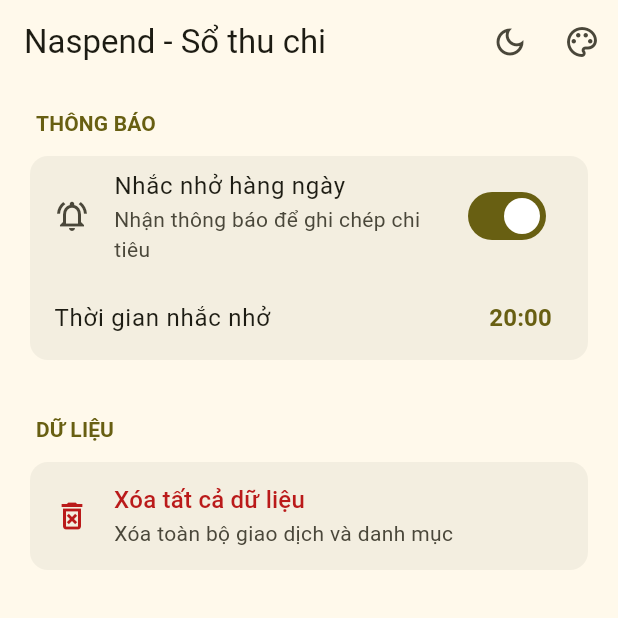
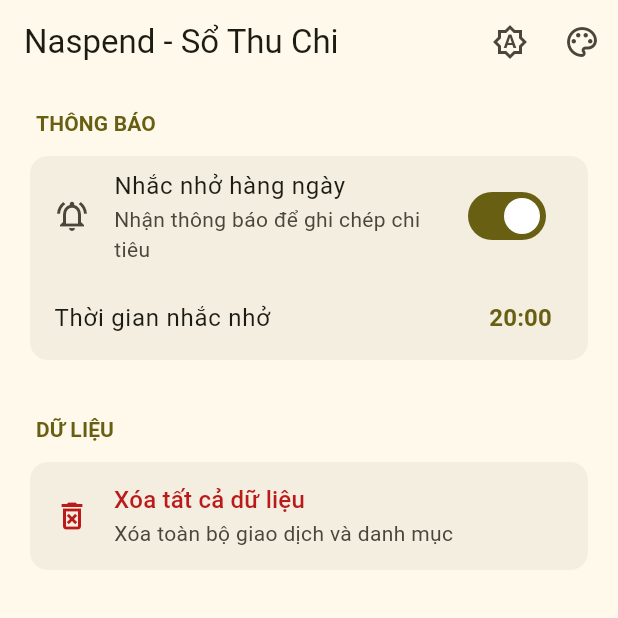
Before and after one commit to hellonamdeptrai/Naspend, a Flutter app: the screen it shows after launch, item 4 of the bottom bar chosen, after a tap on "Nhắc nhở hàng ngày", on a phone screen of 412 x 824 dp, the top half of it. Run offline on Flutter 3.47's test engine with Material 3 defaults, Android fonts, the phone set to English and light mode, and no system bars; our stand-ins replace currency_text_input_formatter, dio, drift, drift_flutter, flutter_local_notifications, go_router and 7 more; accounts and stored records are empty; generated files the repository leaves out were written again.

Commit message:
icon app and save setting

```diff
--- a/lib/main.dart
+++ b/lib/main.dart
@@ -14,7 +14,12 @@
 import 'package:naspend/ui/setting/view_model/theme_settings_view_model.dart';
 import 'package:provider/provider.dart';
 
-void main() {
+void main() async  {
+  WidgetsFlutterBinding.ensureInitialized();
+
+  final themeVM = ThemeSettingsViewModel();
+  await themeVM.init();
+
   runApp(
     MultiProvider(
       providers: [
@@ -22,7 +27,7 @@
           create: (_) => AppDatabase(),
           dispose: (_, db) => db.close(),
         ),
-        ChangeNotifierProvider(create: (_) => ThemeSettingsViewModel()),
+        ChangeNotifierProvider.value(value: themeVM),
         ChangeNotifierProvider(create: (_) => HomeViewModel()),
         ChangeNotifierProvider(create: (context) => DashboardViewModel(
           context.read<AppDatabase>(),
--- a/lib/shared/widgets/buttons.dart
+++ b/lib/shared/widgets/buttons.dart
@@ -4,25 +4,45 @@
 class BrightnessButton extends StatelessWidget {
   const BrightnessButton({
     super.key,
-    required this.handleBrightnessChange,
+    required this.currentThemeMode,
+    required this.cycleThemeMode,
     this.showTooltipBelow = true,
   });
 
-  final void Function(bool useLightMode) handleBrightnessChange;
+  final ThemeMode currentThemeMode;
+  final VoidCallback cycleThemeMode;
   final bool showTooltipBelow;
+
+  Icon _buildIcon() {
+    switch (currentThemeMode) {
+      case ThemeMode.light:
+        return const Icon(Icons.light_mode_outlined);
+      case ThemeMode.dark:
+        return const Icon(Icons.dark_mode_outlined);
+      case ThemeMode.system:
+        return const Icon(Icons.brightness_auto_outlined); // Icon cho chế độ hệ thống
+    }
+  }
+
+  String _buildTooltip() {
+    switch (currentThemeMode) {
+      case ThemeMode.light:
+        return 'Chuyển sang Giao diện Tối';
+      case ThemeMode.dark:
+        return 'Chuyển sang Giao diện Hệ thống';
+      case ThemeMode.system:
+        return 'Chuyển sang Giao diện Sáng';
+    }
+  }
 
   @override
   Widget build(BuildContext context) {
-    final isBright = Theme.of(context).brightness == Brightness.light;
     return Tooltip(
       preferBelow: showTooltipBelow,
-      message: 'Chuyển đổi giao diện',
+      message: _buildTooltip(),
       child: IconButton(
-        icon:
-            isBright
-                ? const Icon(Icons.dark_mode_outlined)
-                : const Icon(Icons.light_mode_outlined),
-        onPressed: () => handleBrightnessChange(!isBright),
+        icon: _buildIcon(),
+        onPressed: cycleThemeMode,
       ),
     );
   }
--- a/lib/ui/home/view/home_screen.dart
+++ b/lib/ui/home/view/home_screen.dart
@@ -63,11 +63,12 @@
   PreferredSizeWidget _createAppBar(ThemeSettingsViewModel themeVM) {
     final homeVM = context.read<HomeViewModel>();
     return AppBar(
-      title: const Text('Naspend - Sổ thu chi'),
+      title: const Text('Naspend - Sổ Thu Chi'),
       actions: !homeVM.showMediumSizeLayout && !homeVM.showLargeSizeLayout
           ? [
         BrightnessButton(
-          handleBrightnessChange: themeVM.handleBrightnessChange,
+          currentThemeMode: themeVM.themeMode,
+          cycleThemeMode: themeVM.cycleThemeMode,
         ),
         ColorSeedButton(
           handleColorSelect: themeVM.handleColorSelect,
@@ -83,7 +84,8 @@
     children: [
       Flexible(
         child: BrightnessButton(
-          handleBrightnessChange: themeVM.handleBrightnessChange,
+          currentThemeMode: themeVM.themeMode,
+          cycleThemeMode: themeVM.cycleThemeMode,
           showTooltipBelow: false,
         ),
       ),
@@ -124,8 +126,8 @@
                 padding: const EdgeInsets.only(bottom: 20),
                 child: homeVM.showLargeSizeLayout
                     ? ExpandedTrailingActions(
-                  useLightMode: themeVM.useLightMode,
-                  handleBrightnessChange: themeVM.handleBrightnessChange,
+                  currentThemeMode: themeVM.themeMode,
+                  handleThemeModeChange: themeVM.handleThemeModeChange,
                   handleColorSelect: themeVM.handleColorSelect,
                   colorSelected: themeVM.colorSelected,
                 )
--- a/lib/ui/setting/view_model/setting_view_model.dart
+++ b/lib/ui/setting/view_model/setting_view_model.dart
@@ -2,13 +2,15 @@
 import 'package:go_router/go_router.dart';
 import 'package:naspend/core/services/notification_service.dart';
 import 'package:naspend/data/datasources/local/database.dart';
+import 'package:shared_preferences/shared_preferences.dart';
 
 class SettingViewModel extends ChangeNotifier {
   final AppDatabase _database;
   final NotificationService _notificationService = NotificationService();
 
-  SettingViewModel(this._database){
+  SettingViewModel(this._database) {
     _notificationService.init();
+    _loadSettings();
   }
 
   // Trạng thái bật/tắt thông báo
@@ -19,24 +21,39 @@
   TimeOfDay _notificationTime = const TimeOfDay(hour: 20, minute: 0);
   TimeOfDay get notificationTime => _notificationTime;
 
+  Future<void> _loadSettings() async {
+    final prefs = await SharedPreferences.getInstance();
+    // Tải trạng thái bật/tắt, nếu chưa có thì mặc định là false
+    _notificationsEnabled = prefs.getBool('notificationsEnabled') ?? false;
+
+    // Tải thời gian đã lưu
+    final hour = prefs.getInt('notificationHour') ?? 20;
+    final minute = prefs.getInt('notificationMinute') ?? 0;
+    _notificationTime = TimeOfDay(hour: hour, minute: minute);
+
+    // Thông báo cho giao diện cập nhật sau khi tải xong
+    notifyListeners();
+  }
+
   // Hàm để bật/tắt thông báo
   Future<void> toggleNotifications(bool value) async {
+    final prefs = await SharedPreferences.getInstance();
     if (value) {
       await _notificationService.requestAndroidPermissions();
-
       final bool permissionsGranted = await _notificationService.arePermissionsGranted();
-
       if (permissionsGranted) {
         await _notificationService.scheduleDailyReminder(_notificationTime);
         _notificationsEnabled = true;
+        await prefs.setInt('notificationHour', _notificationTime.hour);
+        await prefs.setInt('notificationMinute', _notificationTime.minute);
       } else {
         _notificationsEnabled = false;
       }
-
     } else {
       await _notificationService.cancelNotifications();
       _notificationsEnabled = false;
     }
+    await prefs.setBool('notificationsEnabled', _notificationsEnabled);
     notifyListeners();
   }
 
@@ -50,7 +67,9 @@
 
     if (pickedTime != null && pickedTime != _notificationTime) {
       _notificationTime = pickedTime;
-      // Lên lịch lại thông báo với thời gian mới (nếu đang bật)
+      final prefs = await SharedPreferences.getInstance();
+      await prefs.setInt('notificationHour', _notificationTime.hour);
+      await prefs.setInt('notificationMinute', _notificationTime.minute);
       if (_notificationsEnabled) {
         _notificationService.scheduleDailyReminder(_notificationTime);
       }
--- a/lib/ui/setting/view_model/theme_settings_view_model.dart
+++ b/lib/ui/setting/view_model/theme_settings_view_model.dart
@@ -1,29 +1,66 @@
 import 'package:flutter/material.dart';
 import 'package:naspend/core/constants/app_constants.dart';
+import 'package:shared_preferences/shared_preferences.dart';
 
 class ThemeSettingsViewModel extends ChangeNotifier {
+  late SharedPreferences _prefs;
+
+  // --- Khai báo các key để lưu trữ ---
+  static const _themeKey = 'theme_mode';
+  static const _colorKey = 'color_seed';
+
   // --- Trạng thái ---
   ThemeMode _themeMode = ThemeMode.system;
   ColorSeed _colorSelected = ColorSeed.yellow;
 
-  // --- Getters để View truy cập trạng thái ---
+  // --- Getters ---
   ThemeMode get themeMode => _themeMode;
   ColorSeed get colorSelected => _colorSelected;
 
-  bool get useLightMode => switch (_themeMode) {
-    ThemeMode.system => true,
-    ThemeMode.light => true,
-    ThemeMode.dark => false,
-  };
+  Future<void> init() async {
+    _prefs = await SharedPreferences.getInstance();
+    await _loadSettings();
+  }
 
-  void handleBrightnessChange(bool useLightMode) {
-    _themeMode = useLightMode ? ThemeMode.light : ThemeMode.dark;
+  Future<void> _loadSettings() async {
+    final themeIndex = _prefs.getInt(_themeKey) ?? ThemeMode.system.index;
+    _themeMode = ThemeMode.values[themeIndex];
+
+    final colorIndex = _prefs.getInt(_colorKey) ?? ColorSeed.yellow.index;
+    _colorSelected = ColorSeed.values[colorIndex];
+
     notifyListeners();
   }
 
+  void cycleThemeMode() {
+    ThemeMode nextThemeMode;
+    switch (_themeMode) {
+      case ThemeMode.light:
+        nextThemeMode = ThemeMode.dark;
+        break;
+      case ThemeMode.dark:
+        nextThemeMode = ThemeMode.system;
+        break;
+      case ThemeMode.system:
+        nextThemeMode = ThemeMode.light;
+        break;
+    }
+    handleThemeModeChange(nextThemeMode);
+  }
+
+  // --- Actions ---
+  void handleThemeModeChange(ThemeMode mode) {
+    if (_themeMode == mode) return; // Không thay đổi nếu giống hệt
+    _themeMode = mode;
+    notifyListeners();
+    _prefs.setInt(_themeKey, mode.index);
+  }
+
   void handleColorSelect(int value) {
+    if (_colorSelected.index == value) return;
     _colorSelected = ColorSeed.values[value];
     notifyListeners();
+    _prefs.setInt(_colorKey, value);
   }
 
 }
--- a/pubspec.yaml
+++ b/pubspec.yaml
@@ -51,6 +51,9 @@
   currency_text_input_formatter: ^2.3.0
   flutter_local_notifications: ^19.4.1
   timezone: ^0.10.1
+  rename: ^3.1.0
+  flutter_launcher_icons: ^0.14.4
+  shared_preferences: ^2.5.3
 
 dev_dependencies:
   flutter_test:
```
Also changed, not shown: flutter_launcher_icons.yaml (added, +34 -0 lines), lib/data/datasources/local/database.dart (+4 -4 lines), lib/shared/widgets/expanded_trailing_actions.dart (+24 -15 lines), lib/ui/note/view_model/note_view_model.dart (+8 -2 lines), lib/ui/transaction/view_model/transaction_view_model.dart (+21 -10 lines), assets/icon/logo.png (added), pubspec.lock, 44 other files.
